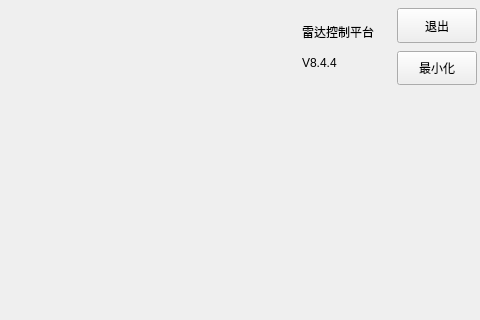
First picture: the form in mainPanel/mainoverlayout.ui, repository DanielWuxiaoxiao/DispCtrl, before the edit; both pictures show x 558 to 1038 and y 0 to 320 of the 1038 by 689 pixel window.
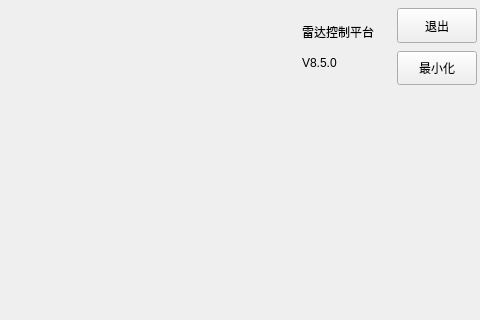
Second picture: the form after the edit. Icons and pictures are not drawn.

What changed in the file:
```diff
--- a/mainPanel/mainoverlayout.ui
+++ b/mainPanel/mainoverlayout.ui
@@ -702,7 +702,7 @@
               <item>
                <widget class="QLabel" name="SubtitleLabel">
                 <property name="text">
-                 <string>V8.4.4</string>
+                 <string>V8.5.0</string>
                 </property>
                </widget>
               </item>
```
